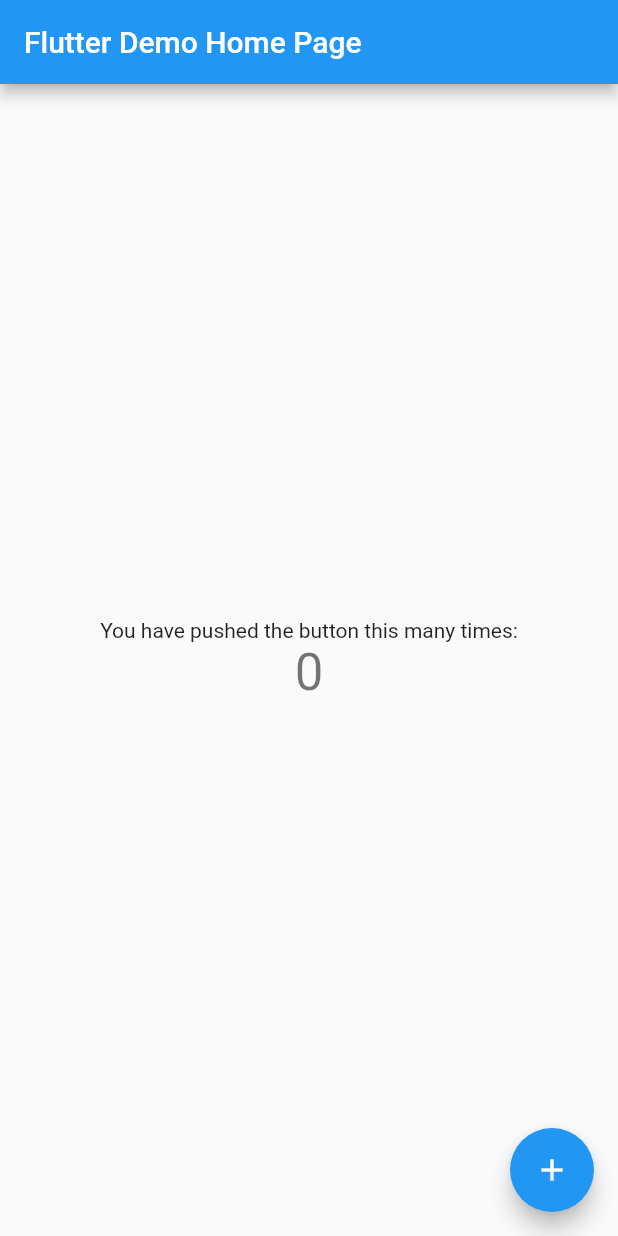
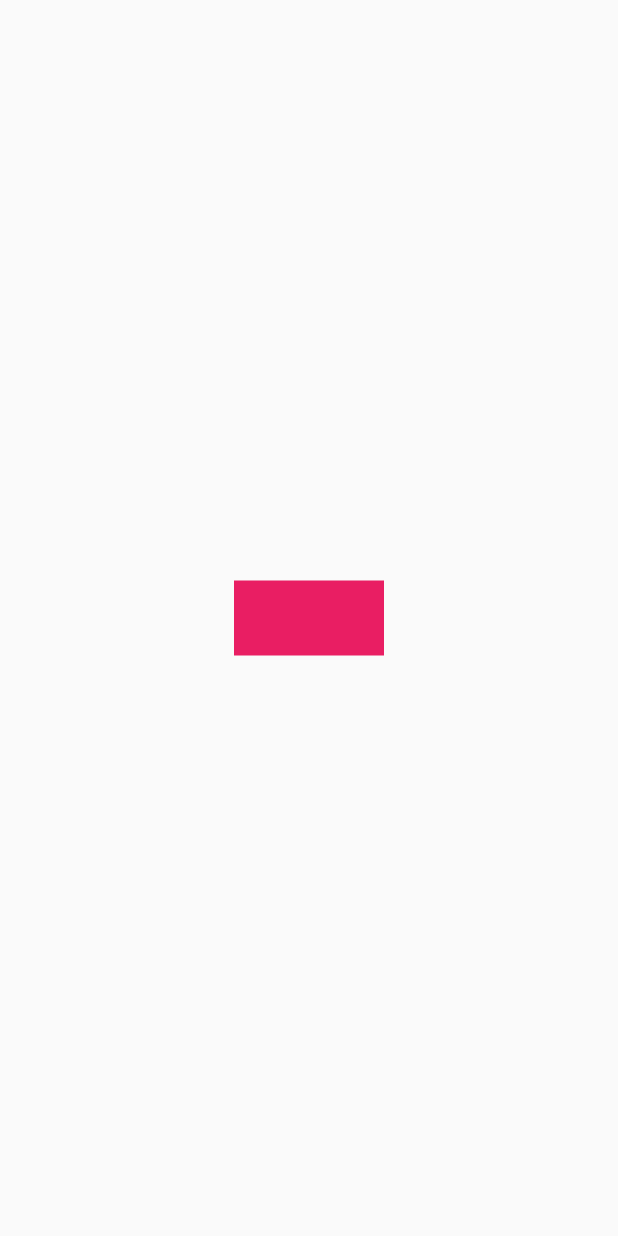
Before and after one commit to pavlod116/weather, a Flutter app: the screen it shows after launch, on a phone screen of 412 x 824 dp. Run offline on Flutter 3.47's test engine with Material 2 defaults, Android fonts, the phone set to English and light mode, and no system bars.

Commit message:
added a page and a branch

```diff
--- a/lib/main.dart
+++ b/lib/main.dart
@@ -1,115 +1,6 @@
 import 'package:flutter/material.dart';
+import 'package:weather/weather.dart';
 
 void main() {
-  runApp(const MyApp());
+  runApp(const Weather());
 }
-
-class MyApp extends StatelessWidget {
-  const MyApp({Key? key}) : super(key: key);
-
-  // This widget is the root of your application.
-  @override
-  Widget build(BuildContext context) {
-    return MaterialApp(
-      title: 'Flutter Demo',
-      theme: ThemeData(
-        // This is the theme of your application.
-        //
-        // Try running your application with "flutter run". You'll see the
-        // application has a blue toolbar. Then, without quitting the app, try
-        // changing the primarySwatch below to Colors.green and then invoke
-        // "hot reload" (press "r" in the console where you ran "flutter run",
-        // or simply save your changes to "hot reload" in a Flutter IDE).
-        // Notice that the counter didn't reset back to zero; the application
-        // is not restarted.
-        primarySwatch: Colors.blue,
-      ),
-      home: const MyHomePage(title: 'Flutter Demo Home Page'),
-    );
-  }
-}
-
-class MyHomePage extends StatefulWidget {
-  const MyHomePage({Key? key, required this.title}) : super(key: key);
-
-  // This widget is the home page of your application. It is stateful, meaning
-  // that it has a State object (defined below) that contains fields that affect
-  // how it looks.
-
-  // This class is the configuration for the state. It holds the values (in this
-  // case the title) provided by the parent (in this case the App widget) and
-  // used by the build method of the State. Fields in a Widget subclass are
-  // always marked "final".
-
-  final String title;
-
-  @override
-  State<MyHomePage> createState() => _MyHomePageState();
-}
-
-class _MyHomePageState extends State<MyHomePage> {
-  int _counter = 0;
-
-  void _incrementCounter() {
-    setState(() {
-      // This call to setState tells the Flutter framework that something has
-      // changed in this State, which causes it to rerun the build method below
-      // so that the display can reflect the updated values. If we changed
-      // _counter without calling setState(), then the build method would not be
-      // called again, and so nothing would appear to happen.
-      _counter++;
-    });
-  }
-
-  @override
-  Widget build(BuildContext context) {
-    // This method is rerun every time setState is called, for instance as done
-    // by the _incrementCounter method above.
-    //
-    // The Flutter framework has been optimized to make rerunning build methods
-    // fast, so that you can just rebuild anything that needs updating rather
-    // than having to individually change instances of widgets.
-    return Scaffold(
-      appBar: AppBar(
-        // Here we take the value from the MyHomePage object that was created by
-        // the App.build method, and use it to set our appbar title.
-        title: Text(widget.title),
-      ),
-      body: Center(
-        // Center is a layout widget. It takes a single child and positions it
-        // in the middle of the parent.
-        child: Column(
-          // Column is also a layout widget. It takes a list of children and
-          // arranges them vertically. By default, it sizes itself to fit its
-          // children horizontally, and tries to be as tall as its parent.
-          //
-          // Invoke "debug painting" (press "p" in the console, choose the
-          // "Toggle Debug Paint" action from the Flutter Inspector in Android
-          // Studio, or the "Toggle Debug Paint" command in Visual Studio Code)
-          // to see the wireframe for each widget.
-          //
-          // Column has various properties to control how it sizes itself and
-          // how it positions its children. Here we use mainAxisAlignment to
-          // center the children vertically; the main axis here is the vertical
-          // axis because Columns are vertical (the cross axis would be
-          // horizontal).
-          mainAxisAlignment: MainAxisAlignment.center,
-          children: <Widget>[
-            const Text(
-              'You have pushed the button this many times:',
-            ),
-            Text(
-              '$_counter',
-              style: Theme.of(context).textTheme.headline4,
-            ),
-          ],
-        ),
-      ),
-      floatingActionButton: FloatingActionButton(
-        onPressed: _incrementCounter,
-        tooltip: 'Increment',
-        child: const Icon(Icons.add),
-      ), // This trailing comma makes auto-formatting nicer for build methods.
-    );
-  }
-}
--- /dev/null
+++ b/lib/ui/screens/home_screen.dart
@@ -0,0 +1,23 @@
+import 'package:flutter/material.dart';
+
+class HomeScreen extends StatefulWidget {
+  const HomeScreen({Key? key}) : super(key: key);
+
+  @override
+  State<HomeScreen> createState() => _HomeScreenState();
+}
+
+class _HomeScreenState extends State<HomeScreen> {
+  @override
+  Widget build(BuildContext context) {
+    return Scaffold(
+      body: Center(
+        child: Container(
+          width: 100,
+          height: 50,
+          color: Colors.pink,
+        ),
+      ),
+    );
+  }
+}
--- /dev/null
+++ b/lib/weather.dart
@@ -0,0 +1,14 @@
+import 'package:flutter/material.dart';
+import 'package:weather/ui/screens/home_screen.dart';
+
+class Weather extends StatelessWidget {
+  const Weather({Key? key}) : super(key: key);
+
+  @override
+  Widget build(BuildContext context) {
+    return const MaterialApp(
+      debugShowCheckedModeBanner: false,
+      home: HomeScreen(),
+    );
+  }
+}
```
Also changed, not shown: 1 other file.
